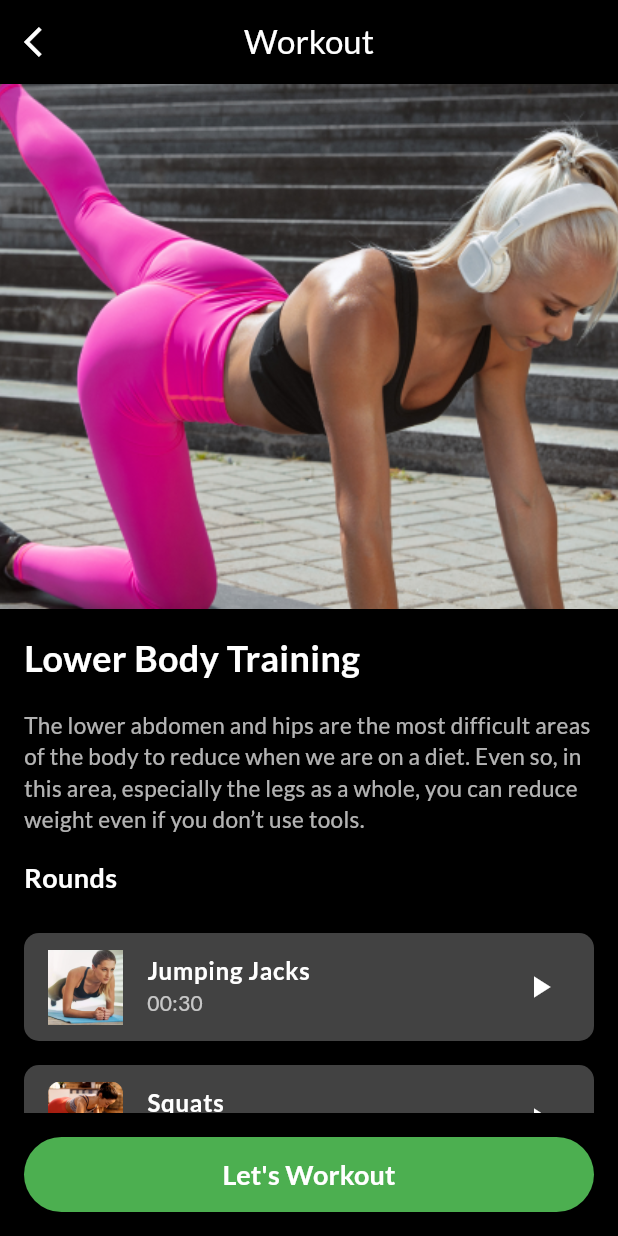
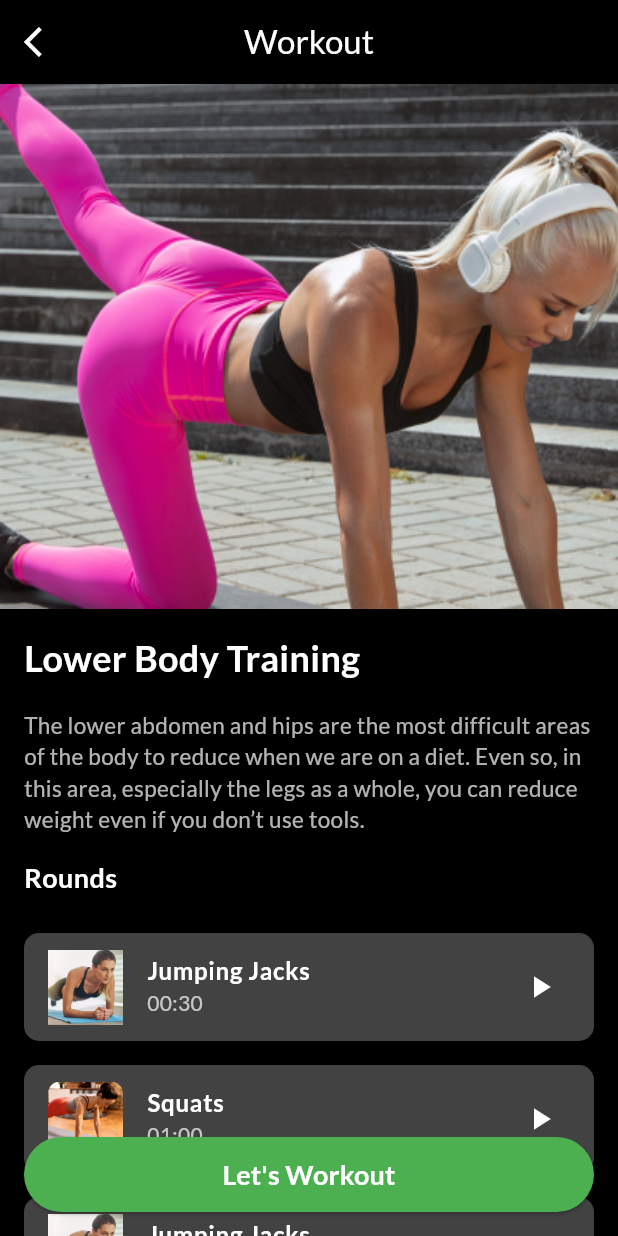
Before and after one commit to itsmedona/gym_app, a Flutter app: the WorkoutScreen screen opened directly, on a phone screen of 412 x 824 dp. Run offline on Flutter 3.47's test engine with Material 3 defaults, Android fonts, the phone set to English and light mode, and no system bars; our stand-ins replace bottom_navy_bar, google_fonts.

Commit message:
workout button fixed

```diff
--- a/lib/view/screens/home_screen/widgets/workout_screen.dart
+++ b/lib/view/screens/home_screen/widgets/workout_screen.dart
@@ -20,7 +20,9 @@ class WorkoutScreen extends StatelessWidget {
           },
         ),
       ),
-      body: Column(
+      body: Stack(
+        children: [
+          Column(
             crossAxisAlignment: CrossAxisAlignment.start,
             children: [
               Image.asset(
@@ -74,7 +76,13 @@ class WorkoutScreen extends StatelessWidget {
                   ],
                 ),
               ),
-          Padding(
+            ],
+          ),
+          Positioned(
+            bottom: 0,
+            left: 0,
+            right: 0,
+            child: Padding(
               padding: const EdgeInsets.all(16.0),
               child: SizedBox(
                 width: double.infinity,
@@ -83,15 +91,14 @@ class WorkoutScreen extends StatelessWidget {
                     backgroundColor: Colors.green,
                     padding: EdgeInsets.symmetric(vertical: 12.0),
                   ),
-                onPressed: () {
-                  // Start workout
-                },
+                  onPressed: () {},
                   child: Text(
                     "Let's Workout",
                     style: GoogleFonts.lato(
                       fontSize: 18,
                       fontWeight: FontWeight.bold,
                       color: Colors.white,
+                    ),
                   ),
                 ),
               ),
```
Lines whose indentation alone changed are shown as unchanged.
